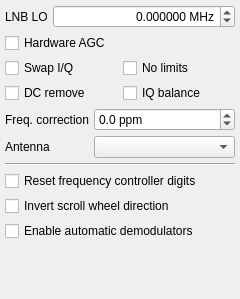
This is src/qtgui/dockinputctl.ui in vladisslav2011/gqrx as Qt 5 draws it before an edit. The edited form follows.
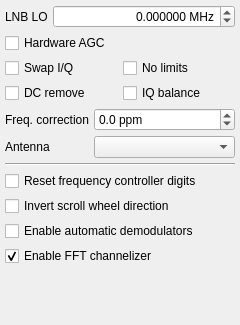
This is the edited form. Icons and pictures are not drawn.

Commit message:
fft_channelizer: FFT channelizer initial implementation
New fft_channelizer_cc block
New dock to monitor the channelizer output from port 0.

The edit to the form file:
```diff
--- a/src/qtgui/dockinputctl.ui
+++ b/src/qtgui/dockinputctl.ui
@@ -7,13 +7,13 @@
     <x>0</x>
     <y>0</y>
     <width>240</width>
-    <height>299</height>
+    <height>325</height>
    </rect>
   </property>
   <property name="minimumSize">
    <size>
     <width>240</width>
-    <height>299</height>
+    <height>325</height>
    </size>
   </property>
   <property name="windowIcon">
@@ -248,6 +248,16 @@
       </property>
      </widget>
     </item>
+    <item>
+     <widget class="QCheckBox" name="channelizerCheckBox">
+      <property name="text">
+       <string>Enable FFT channelizer</string>
+      </property>
+      <property name="checked">
+       <bool>true</bool>
+      </property>
+     </widget>
+    </item>
     <item>
      <spacer name="verticalSpacer">
       <property name="orientation">
```
The commit also changes 15 other files.
